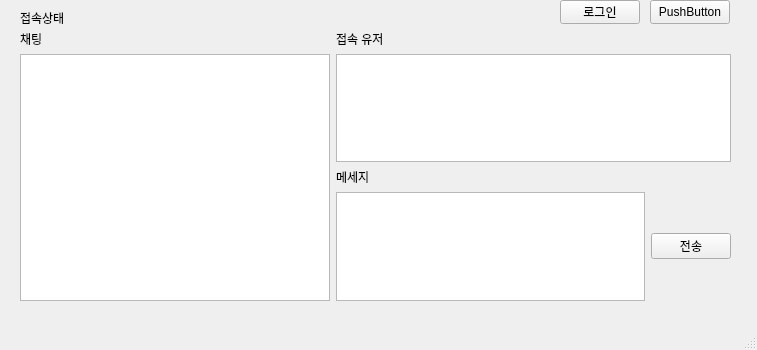
Qt form mainwindow.ui (Goseongcheol/QtcpClient) before a commit.
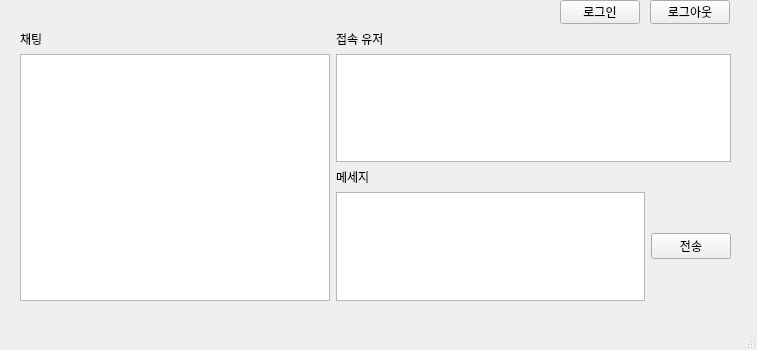
The same form after that commit.

What changed in the file:
```diff
--- a/mainwindow.ui
+++ b/mainwindow.ui
@@ -86,7 +86,7 @@
      </rect>
     </property>
     <property name="text">
-     <string>PushButton</string>
+     <string>로그아웃</string>
     </property>
    </widget>
    <widget class="QLabel" name="label_3">
@@ -99,7 +99,7 @@
      </rect>
     </property>
     <property name="text">
-     <string>접속상태</string>
+     <string/>
     </property>
    </widget>
    <widget class="QLabel" name="UserIdLabel">
```
Left out of the diff: 8 changed lines with no effect on the pictures.
